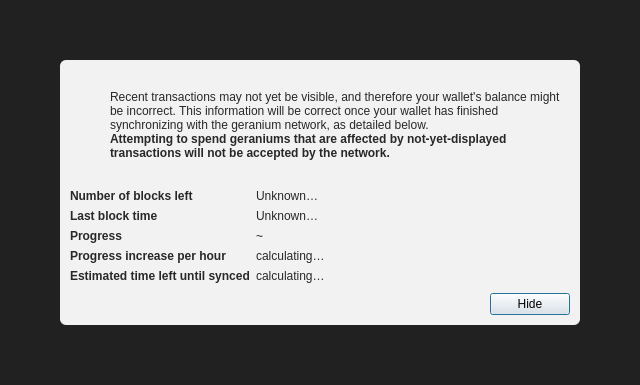
geranium-coin/geranium, file src/qt/forms/modaloverlay.ui: the form before one commit.
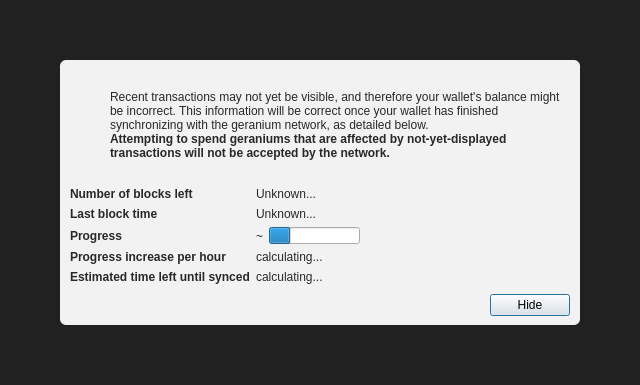
The form after the commit. Icons and pictures are not drawn.

```diff
--- a/src/qt/forms/modaloverlay.ui
+++ b/src/qt/forms/modaloverlay.ui
@@ -219,7 +219,7 @@
            <item row="0" column="1">
             <widget class="QLabel" name="numberOfBlocksLeft">
              <property name="text">
-              <string>Unknown…</string>
+              <string>Unknown...</string>
              </property>
             </widget>
            </item>
@@ -245,7 +245,7 @@
               </sizepolicy>
              </property>
              <property name="text">
-              <string>Unknown…</string>
+              <string>Unknown...</string>
              </property>
             </widget>
            </item>
@@ -271,6 +271,16 @@
                </property>
               </widget>
              </item>
+             <item>
+              <widget class="QProgressBar" name="progressBar">
+               <property name="value">
+                <number>24</number>
+               </property>
+               <property name="format">
+                <string/>
+               </property>
+              </widget>
+             </item>
             </layout>
            </item>
            <item row="4" column="0">
@@ -289,7 +299,7 @@
            <item row="4" column="1">
             <widget class="QLabel" name="progressIncreasePerH">
              <property name="text">
-              <string>calculating…</string>
+              <string>calculating...</string>
              </property>
             </widget>
            </item>
@@ -309,7 +319,7 @@
            <item row="5" column="1">
             <widget class="QLabel" name="expectedTimeLeft">
              <property name="text">
-              <string>calculating…</string>
+              <string>calculating...</string>
              </property>
             </widget>
            </item>
```
